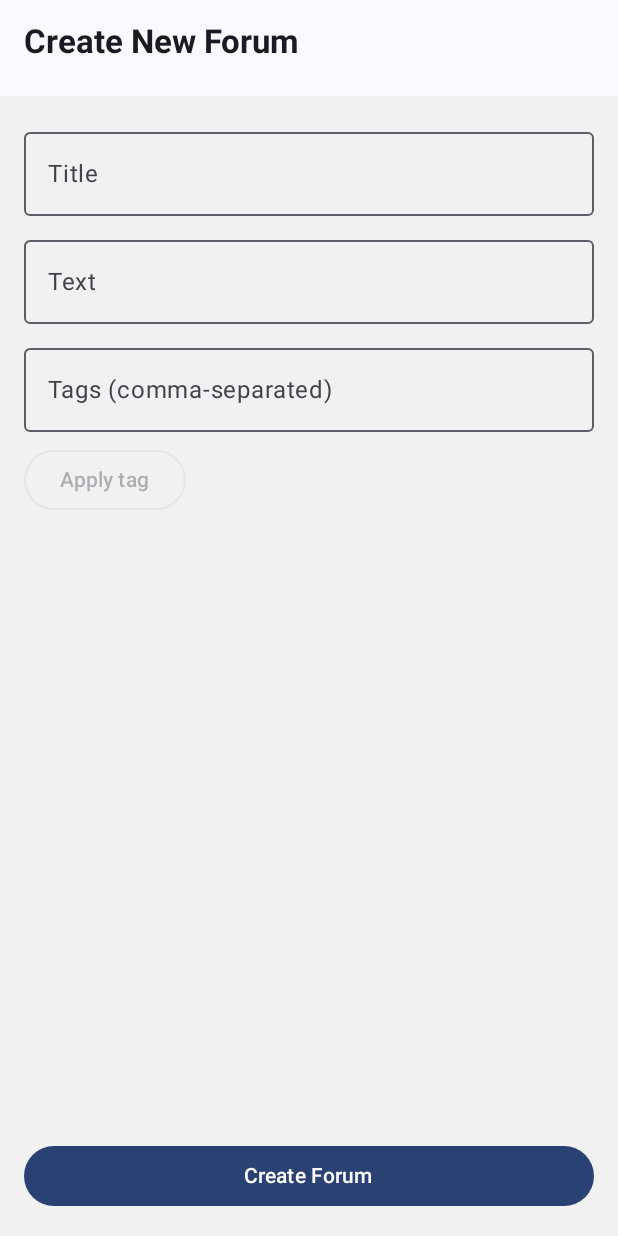
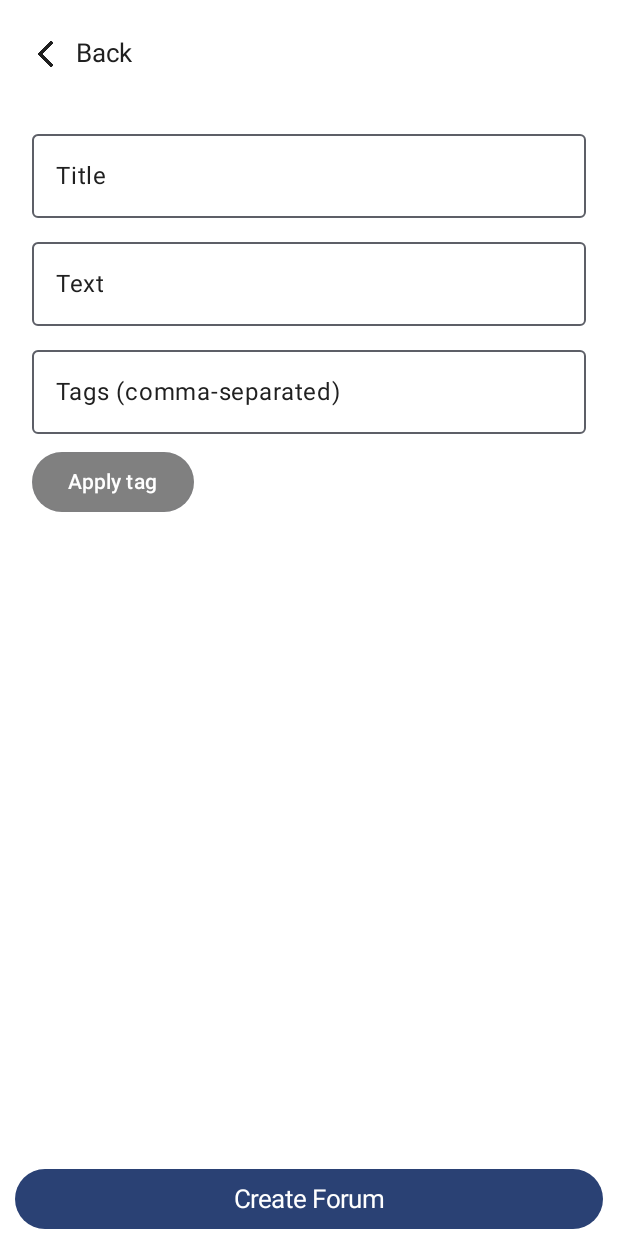
Before and after one commit to Rahman14-tech/StudyLink, an Android app built with Jetpack Compose: the @Preview function PreviewCreateForum, on a phone screen of 412 x 824 dp. Run offline under Robolectric (Android 15) with nearby library versions, the phone set to English and light mode, and no system bars; our stand-ins replace Firebase (no records; nobody signed in at launch, a user with empty details on screens opened directly); pictures from the network do not load.

Commit message:
Create Forum Screen (update)

```diff
--- a/app/src/main/java/com/example/studylink/forum/CreateForumScreen.kt
+++ b/app/src/main/java/com/example/studylink/forum/CreateForumScreen.kt
@@ -3,6 +3,8 @@ package com.example.studylink.forum
 import android.content.Context
 import android.widget.Toast
 import androidx.compose.foundation.background
+import androidx.compose.foundation.clickable
+import androidx.compose.foundation.interaction.MutableInteractionSource
 import androidx.compose.foundation.layout.Arrangement
 import androidx.compose.foundation.layout.Box
 import androidx.compose.foundation.layout.Column
@@ -12,8 +14,12 @@ import androidx.compose.foundation.layout.fillMaxHeight
 import androidx.compose.foundation.layout.fillMaxSize
 import androidx.compose.foundation.layout.fillMaxWidth
 import androidx.compose.foundation.layout.height
+import androidx.compose.foundation.layout.offset
 import androidx.compose.foundation.layout.padding
+import androidx.compose.foundation.layout.requiredHeight
+import androidx.compose.foundation.layout.requiredWidth
 import androidx.compose.foundation.layout.size
+import androidx.compose.foundation.layout.width
 import androidx.compose.foundation.lazy.LazyColumn
 import androidx.compose.foundation.lazy.LazyRow
 import androidx.compose.foundation.lazy.items
@@ -25,6 +31,8 @@ import androidx.compose.material.icons.filled.ChevronRight
 import androidx.compose.material.icons.filled.Close
 import androidx.compose.material3.AlertDialog
 import androidx.compose.material3.Button
+import androidx.compose.material3.ButtonColors
+import androidx.compose.material3.ButtonDefaults
 import androidx.compose.material3.ExperimentalMaterial3Api
 import androidx.compose.material3.FloatingActionButton
 import androidx.compose.material3.Icon
@@ -48,19 +56,26 @@ import androidx.compose.ui.draw.clip
 import androidx.compose.ui.graphics.Color
 import androidx.compose.ui.graphics.vector.rememberVectorPainter
 import androidx.compose.ui.platform.LocalContext
+import androidx.compose.ui.res.painterResource
+import androidx.compose.ui.text.TextStyle
 import androidx.compose.ui.text.font.FontWeight
 import androidx.compose.ui.text.input.ImeAction
 import androidx.compose.ui.tooling.preview.Preview
 import androidx.compose.ui.unit.dp
+import androidx.compose.ui.unit.sp
 import androidx.navigation.NavController
 import androidx.navigation.NavHostController
 import androidx.navigation.compose.currentBackStackEntryAsState
 import androidx.navigation.compose.rememberNavController
 import com.example.studylink.QNA
+import com.example.studylink.R
 import com.example.studylink.background
 import com.example.studylink.currUser
+import com.example.studylink.defaultColor
+import com.example.studylink.groupButtonColor
 import com.example.studylink.headText
 import com.example.studylink.inRefresh
+import com.example.studylink.subheadText
 import com.example.studylink.ui.theme.StudyLinkTheme
 import com.google.firebase.Timestamp
 import com.google.firebase.firestore.FirebaseFirestore
@@ -73,37 +88,24 @@ fun CreateForumScreen(navController: NavController) {
     var text by remember { mutableStateOf("") }
     var tags by remember { mutableStateOf("") }
     var appliedTags by remember { mutableStateOf(mutableSetOf<String>()) }
+    val context = LocalContext.current
 
     val navBackStackEntry by navController.currentBackStackEntryAsState()
     val changeIsLoadingCallback = navBackStackEntry?.arguments?.getString("changeIsLoading") as? () -> Unit
 
-
-    Scaffold (
+    Box(
         modifier = Modifier
-            .background(background),
-        containerColor = background,
-        contentColor = background,
-        topBar = {
-            TopAppBar(
-                title = {
-                    Text(
-                        text = "Create New Forum",
-                        style = MaterialTheme.typography.titleLarge,
-                        fontWeight = FontWeight.Bold,
-                        modifier = Modifier.padding(bottom = 8.dp)
-                    )
-                }
-            )
-        }
-    ){ paddingValue ->
-        val context = LocalContext.current
+            .background(color = defaultColor)
+    ) {
         Column(
             modifier = Modifier
-                .padding(paddingValue)
+                .padding(5.dp)
                 .fillMaxSize(),
-            horizontalAlignment = Alignment.CenterHorizontally,
-            verticalArrangement = Arrangement.SpaceBetween
-        ){
+            horizontalAlignment = Alignment.CenterHorizontally
+        ) {
+            ForumCreateTopBar {
+                navController.popBackStack()
+            }
             Column (
                 modifier = Modifier
                     .padding(16.dp)
@@ -111,7 +113,10 @@ fun CreateForumScreen(navController: NavController) {
                 OutlinedTextField(
                     value = title,
                     onValueChange = { title = it },
-                    label = { Text("Title") },
+                    textStyle = TextStyle(
+                        color = headText,
+                    ),
+                    label = { Text(text = "Title", color = headText) },
                     modifier = Modifier
                         .fillMaxWidth()
                         .padding(bottom = 8.dp),
@@ -123,7 +128,10 @@ fun CreateForumScreen(navController: NavController) {
                 OutlinedTextField(
                     value = text,
                     onValueChange = { text = it },
-                    label = { Text("Text") },
+                    textStyle = TextStyle(
+                        color = headText,
+                    ),
+                    label = { Text("Text", color = headText) },
                     modifier = Modifier
                         .fillMaxWidth()
                         .padding(bottom = 8.dp),
@@ -136,7 +144,10 @@ fun CreateForumScreen(navController: NavController) {
                             tags = it
                         }
                     },
-                    label = { Text("Tags (comma-separated)") },
+                    textStyle = TextStyle(
+                        color = headText,
+                    ),
+                    label = { Text("Tags (comma-separated)", color = headText) },
                     modifier = Modifier
                         .fillMaxWidth()
                         .padding(bottom = 8.dp),
@@ -161,6 +172,10 @@ fun CreateForumScreen(navController: NavController) {
                 } else {
                     OutlinedButton(
                         onClick = { /* Optional click action */ },
+                        colors = ButtonDefaults.buttonColors(
+                            disabledContainerColor = subheadText,
+                            disabledContentColor = Color.White
+                        ),
                         enabled = false // To make the button disabled
                     ) {
                         Text("Apply tag")
@@ -172,26 +187,25 @@ fun CreateForumScreen(navController: NavController) {
                 val orderedTags = appliedTags.sorted()
                 // Tags
                 LazyColumn(
-                    verticalArrangement = Arrangement.spacedBy(8.dp),
+//                    verticalArrangement = Arrangement.spacedBy(5.dp),
                     horizontalAlignment = Alignment.Start,
                     modifier = Modifier
-                        .padding(bottom = 5.dp)
                         .fillMaxWidth()
+                        .fillMaxHeight(0.8f)
                 ){
                     itemsIndexed(orderedTags) { index, tag ->
                         val coroutineScope = rememberCoroutineScope()
                         Row (
                             verticalAlignment = Alignment.CenterVertically,
                             horizontalArrangement = Arrangement.SpaceBetween,
-                        ){
-                            Row {
+                        ) {
                             Icon(
                                 painter = rememberVectorPainter(Icons.Default.ChevronRight) ,
                                 contentDescription = null,
                                 modifier = Modifier
                                     .size(24.dp) // Set the size of the icon
                                     .padding(4.dp), // Add padding if necessary
-                                    tint = Color.Black // Set the color of the icon
+                                tint = subheadText // Set the color of the icon
                             )
                             Text(
                                 modifier = Modifier
@@ -203,15 +217,16 @@ fun CreateForumScreen(navController: NavController) {
                                 style = MaterialTheme.typography.titleMedium,
                                 color = headText,
                             )
-                            }
 
                             // Delete applied tags
-                            IconButton(onClick = {
+                            IconButton(
+                                onClick = {
                                     // Delete applied tags
                                     val deleteTag = orderedTags[index]
                                     appliedTags.remove(deleteTag)
                                     inRefresh.value++
-                            }) {
+                                }
+                            ) {
                                 Icon(
                                     imageVector = Icons.Default.Close,
                                     contentDescription = "Close",
@@ -225,11 +240,7 @@ fun CreateForumScreen(navController: NavController) {
                 }
                 Text(text = inRefresh.value.toString(), color = Color.Transparent )
             }
-
-            Column (
-                modifier = Modifier
-                    .padding(16.dp)
-            ) {
+        }
         Button(
             onClick = {
                 val forumModel = ForumModelnoDocId(
@@ -248,17 +259,64 @@ fun CreateForumScreen(navController: NavController) {
             },
             modifier = Modifier
                 .fillMaxWidth()
+                .height(40.dp)
+                .padding(start = 10.dp, end = 10.dp)
+                .align(Alignment.BottomCenter)
+                .offset(x = 0.dp, y = (-5).dp)
         ) {
-                    Text("Create Forum")
-                }
+            Text(text = "Create Forum", style = TextStyle(fontSize = 17.sp))
         }
     }
 }
 
-
-
-
-
+@Composable
+fun ForumCreateTopBar(
+    modifier: Modifier = Modifier,
+    onClickBack: () -> Unit
+) {
+    Box(
+        modifier = modifier
+            .fillMaxWidth()
+            .requiredHeight(height = 60.dp)
+            .background(color = defaultColor)
+    ) {
+        Box(
+            modifier = Modifier
+                .fillMaxSize()
+                .padding(start = 20.dp, end = 20.dp)
+        ) {
+            Row(
+                modifier = Modifier
+                    .fillMaxHeight(),
+                verticalAlignment = Alignment.CenterVertically
+            ) {
+                Icon(
+                    painter = painterResource(id = R.drawable.backbutton),
+                    contentDescription = "Back Button",
+                    tint = headText,
+                    modifier = Modifier
+                        .requiredWidth(width = 10.dp)
+                        .requiredHeight(height = 18.dp)
+                        .clickable(
+                            indication = null,
+                            interactionSource = remember { MutableInteractionSource() },
+                            onClick = {
+                                onClickBack.invoke()
+                            }
+                        )
+                )
+                Spacer(modifier = Modifier.width(15.dp))
+                Text(
+                    text = "Back",
+                    color = headText,
+                    style = TextStyle(
+                        fontSize = 17.sp,
+                        fontWeight = FontWeight.Normal)
+                )
+                Text(text = inRefresh.value.toString(), color = Color.Transparent)
+            }
+        }
+    }
 }
 
 @Preview
```
Lines whose indentation alone changed are shown as unchanged.
